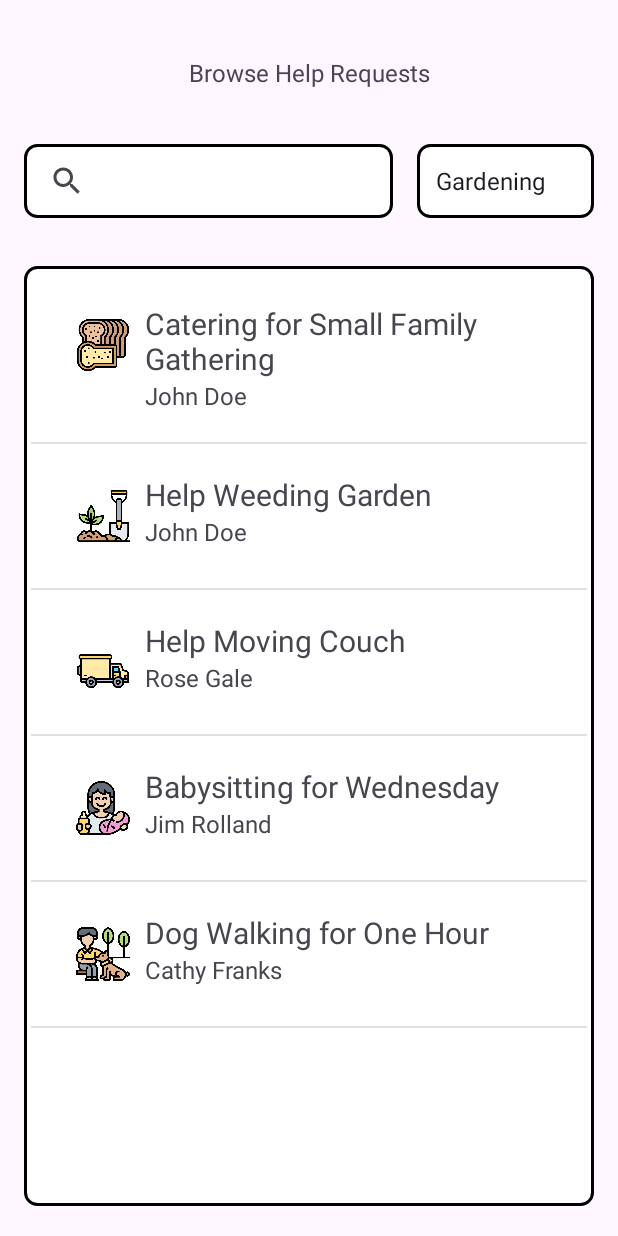
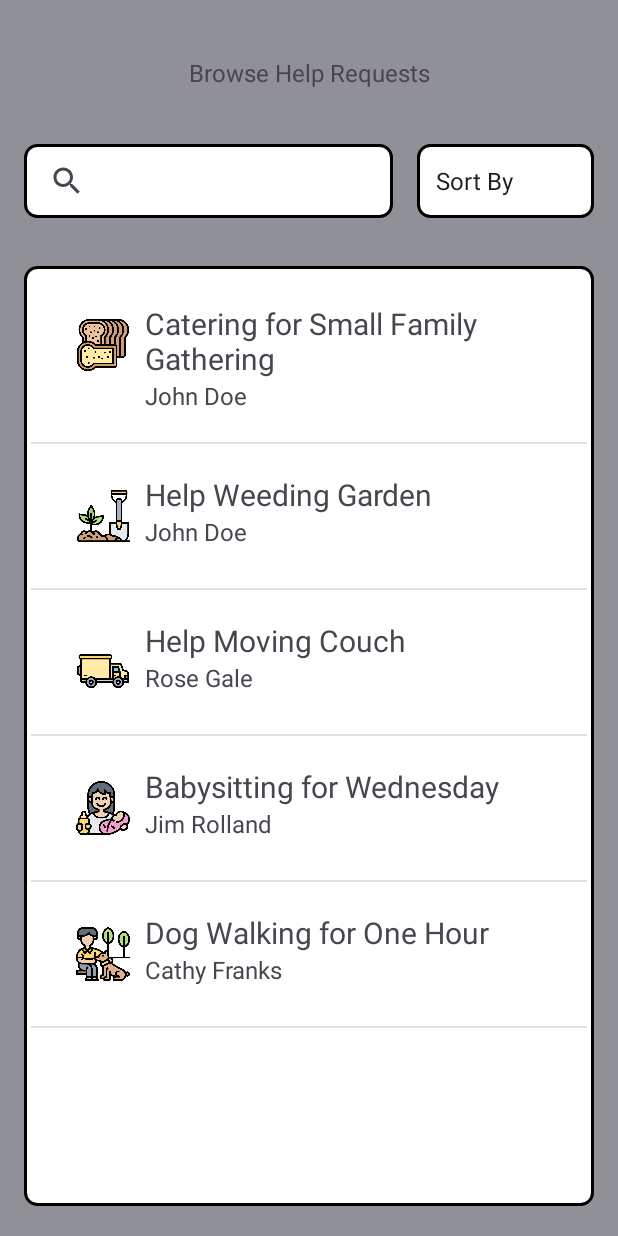
Before and after one commit to turbo-leg/COSC341, an Android app: the screen it shows after launch (BrowseHelpRequestsActivity), on a phone screen of 412 x 824 dp. Run offline under Robolectric (Android 15) with nearby library versions, the phone set to English and light mode, and no system bars; our stand-ins replace Firebase (no records; nobody signed in at launch, a user with empty details on screens opened directly).

Commit message:
-browseActivityV2

```diff
--- a/app/build.gradle.kts
+++ b/app/build.gradle.kts
@@ -1,5 +1,6 @@
 plugins {
     alias(libs.plugins.android.application)
+    alias(libs.plugins.google.gms.google.services)
 }
 
 android {
@@ -37,6 +38,7 @@ dependencies {
     implementation(libs.material)
     implementation(libs.activity)
     implementation(libs.constraintlayout)
+    implementation(libs.firebase.database)
     testImplementation(libs.junit)
     androidTestImplementation(libs.ext.junit)
     androidTestImplementation(libs.espresso.core)
--- a/app/src/main/java/com/example/project/BrowseHelpRequestsActivity.java
+++ b/app/src/main/java/com/example/project/BrowseHelpRequestsActivity.java
@@ -1,17 +1,28 @@
 package com.example.project;
 
 import android.os.Bundle;
-import android.view.View;
+import android.util.Log;
 import android.widget.ListView;
 
 import androidx.activity.EdgeToEdge;
+import androidx.annotation.NonNull;
 import androidx.appcompat.app.AppCompatActivity;
 import androidx.core.graphics.Insets;
 import androidx.core.view.ViewCompat;
 import androidx.core.view.WindowInsetsCompat;
 
+import com.google.firebase.database.DataSnapshot;
+import com.google.firebase.database.DatabaseError;
+import com.google.firebase.database.DatabaseReference;
+import com.google.firebase.database.FirebaseDatabase;
+import com.google.firebase.database.ValueEventListener;
+
+import java.util.List;
+
 public class BrowseHelpRequestsActivity extends AppCompatActivity {
     ListView lvCategory;
+    DatabaseReference root;
+    List<String[]> displayedPostings;
     String[][] postingTitleAndUser = {  {"Catering for Small Family Gathering", "John Doe", "Cooking"},
                                         {"Help Weeding Garden", "John Doe", "Gardening"},
                                         {"Help Moving Couch", "Rose Gale","Moving"},
@@ -28,9 +39,31 @@ public class BrowseHelpRequestsActivity extends AppCompatActivity {
             v.setPadding(systemBars.left, systemBars.top, systemBars.right, systemBars.bottom);
             return insets;
         });
+        root = FirebaseDatabase.getInstance("https://neighborhood-help-exchange-default-rtdb.firebaseio.com/").getReference();
+        intializeList();
         lvCategory = findViewById(R.id.listView);
-        CategoryAdapter categoryAdapter = new CategoryAdapter(this, postingTitleAndUser);
-        lvCategory.setAdapter(categoryAdapter);
+        ListingAdapter listingAdapter = new ListingAdapter(this, postingTitleAndUser);
+        lvCategory.setAdapter(listingAdapter);
+        setupSortListener();
     }
 
+    public void setupSortListener(){
+
+    }
+    public void intializeList(){
+        DatabaseReference postings = root.child("Postings");
+        postings.addValueEventListener(new ValueEventListener() {
+            @Override
+            public void onDataChange(@NonNull DataSnapshot snapshot) {
+                for (DataSnapshot postingSnapshot : snapshot.getChildren()) {
+                    Log.e("COSC341", postingSnapshot.getKey() + " " + postingSnapshot.getValue());
+                }
+            }
+
+            @Override
+            public void onCancelled(@NonNull DatabaseError error) {
+
+            }
+        });
+    }
 }
--- a/app/src/main/java/com/example/project/CategoryAdapter.java
+++ b/app/src/main/java/com/example/project/ListingAdapter.java
@@ -7,15 +7,12 @@ import android.view.ViewGroup;
 import android.widget.ArrayAdapter;
 import android.widget.Toast;
 
-import androidx.annotation.NonNull;
-import androidx.annotation.Nullable;
-
-public class CategoryAdapter extends ArrayAdapter<String> {
+public class ListingAdapter extends ArrayAdapter<String> {
     Context context;
     int[] images = {R.drawable.gardening, R.drawable.carmaintenance, R.drawable.babysitting, R.drawable.cooking,R.drawable.petcare,R.drawable.moving};;
     String[][] postingTitleAndUser;
 
-    public CategoryAdapter(Context context, String[][] postingTitleAndUser) {
+    public ListingAdapter(Context context, String[][] postingTitleAndUser) {
         super(context, R.layout.single_item, R.id.textView1, new String[postingTitleAndUser.length]);
         this.context = context;
         this.postingTitleAndUser = postingTitleAndUser;
--- a/app/src/main/res/layout/activity_browse_help_requests.xml
+++ b/app/src/main/res/layout/activity_browse_help_requests.xml
@@ -5,6 +5,7 @@
     android:id="@+id/main"
     android:layout_width="match_parent"
     android:layout_height="match_parent"
+    android:background="@color/material_dynamic_neutral60"
     tools:context=".BrowseHelpRequestsActivity">
 
     <ListView
@@ -54,7 +55,7 @@
         android:layout_marginStart="16dp"
         android:layout_marginEnd="16dp"
         android:background="@drawable/border_style"
-        android:entries="@array/category_names"
+        android:entries="@array/sort_options"
         app:layout_constraintBottom_toTopOf="@+id/listView"
         app:layout_constraintDimensionRatio="2.4:1"
         app:layout_constraintEnd_toEndOf="parent"
--- a/app/src/main/res/layout/single_item.xml
+++ b/app/src/main/res/layout/single_item.xml
@@ -24,11 +24,12 @@
             android:id="@+id/textView1"
             android:text="Title"
             android:textSize="20sp" />
+
         <TextView
+            android:id="@+id/textView2"
             android:layout_width="wrap_content"
             android:layout_height="wrap_content"
-            android:id="@+id/textView2"
-            android:text="Description"
+            android:text="User"
             android:textSize="16sp" />
 
     </LinearLayout>
--- a/app/src/main/res/values/strings.xml
+++ b/app/src/main/res/values/strings.xml
@@ -7,5 +7,12 @@
         <item>Cooking</item>
         <item>Pet Care</item>
         <item>Moving</item>
+        <item>Miscellaneous</item>
+    </string-array>
+    <string-array name="sort_options">
+        <item>Sort By</item>
+        <item>Category</item>
+        <item>Date Added</item>
+        <item>Requester Rating</item>
     </string-array>
 </resources>
--- a/build.gradle.kts
+++ b/build.gradle.kts
@@ -1,4 +1,5 @@
 // Top-level build file where you can add configuration options common to all sub-projects/modules.
 plugins {
     alias(libs.plugins.android.application) apply false
+    alias(libs.plugins.google.gms.google.services) apply false
 }
--- a/gradle/libs.versions.toml
+++ b/gradle/libs.versions.toml
@@ -7,6 +7,8 @@ appcompat = "1.7.1"
 material = "1.13.0"
 activity = "1.11.0"
 constraintlayout = "2.2.1"
+googleGmsGoogleServices = "4.4.4"
+firebaseDatabase = "22.0.1"
 
 [libraries]
 junit = { group = "junit", name = "junit", version.ref = "junit" }
@@ -16,6 +18,8 @@ appcompat = { group = "androidx.appcompat", name = "appcompat", version.ref = "a
 material = { group = "com.google.android.material", name = "material", version.ref = "material" }
 activity = { group = "androidx.activity", name = "activity", version.ref = "activity" }
 constraintlayout = { group = "androidx.constraintlayout", name = "constraintlayout", version.ref = "constraintlayout" }
+firebase-database = { group = "com.google.firebase", name = "firebase-database", version.ref = "firebaseDatabase" }
 
 [plugins]
 android-application = { id = "com.android.application", version.ref = "agp" }
+google-gms-google-services = { id = "com.google.gms.google-services", version.ref = "googleGmsGoogleServices" }
```
Also changed, not shown: app/src/main/java/com/example/project/Listing.java (added, +24 -0 lines).
